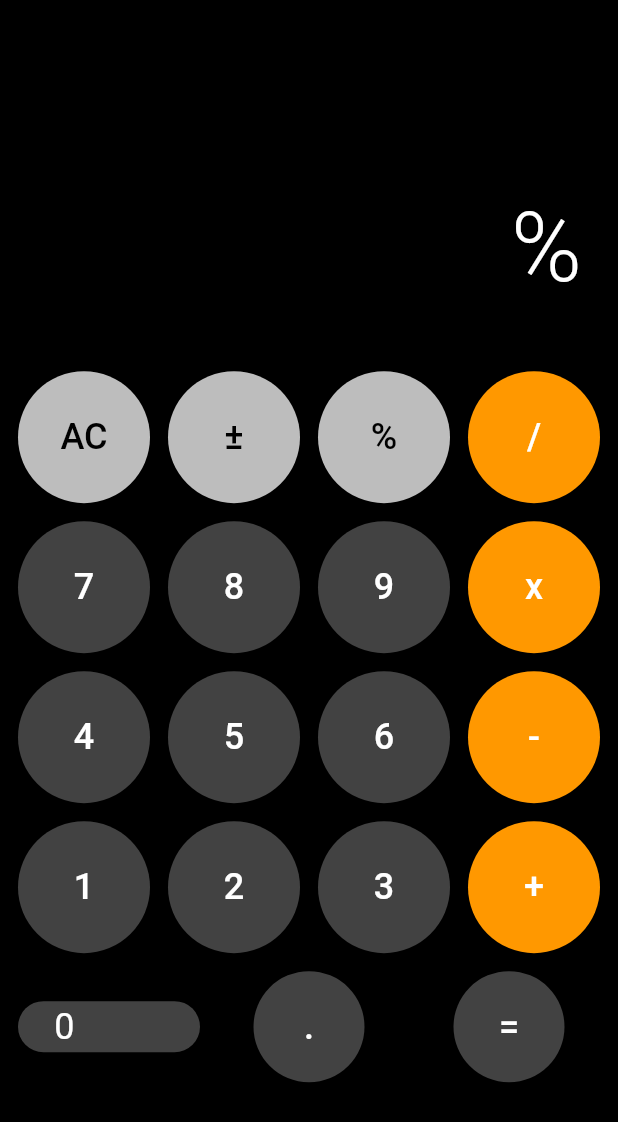
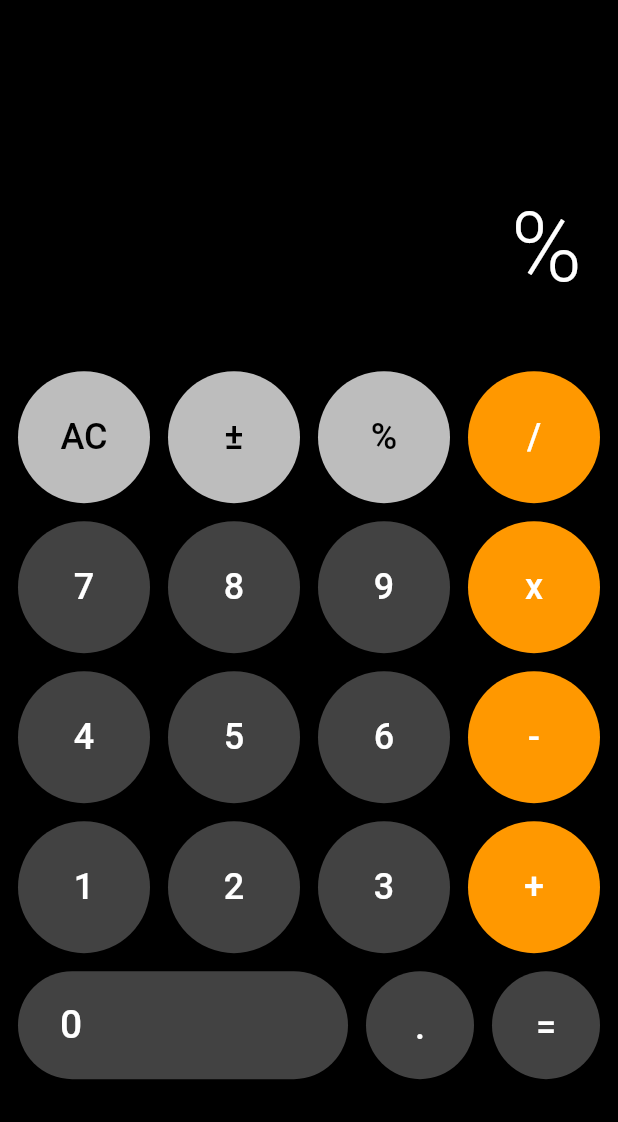
Before and after one commit to Sergentors705/CalculatorApp, a Flutter app: the screen it shows after launch, after a tap on an icon or button, on a phone screen of 412 x 824 dp. Shown: the top 1122 px of the screen. Run offline on Flutter 3.47's test engine with Material 3 defaults, Android fonts, the phone set to English and light mode, and no system bars.

Commit message:
added other button logic

```diff
--- a/lib/main.dart
+++ b/lib/main.dart
@@ -25,7 +25,7 @@ class CalculatorPage extends StatefulWidget {
 
 class _CalculatorPageState extends State<CalculatorPage> {
   String display = '0';
-
+  static const double buttonSize = 72;
   double? firstNumber;
   String? operation;
 
@@ -80,9 +80,9 @@ class _CalculatorPageState extends State<CalculatorPage> {
               children: [
                 Expanded(child: buildWideButton('0')),
                 const SizedBox(width: 12),
-                Expanded(child: buildButton('.')),
+                buildButton('.'),
                 const SizedBox(width: 12),
-                Expanded(child: buildButton('=')),
+                buildButton('='),
               ],
             ),
           ),
@@ -101,7 +101,10 @@ class _CalculatorPageState extends State<CalculatorPage> {
       fg = Colors.black;
     }
 
-    return ElevatedButton(
+    return SizedBox(
+      width: buttonSize,
+      height: buttonSize,
+      child: ElevatedButton(
         style: ElevatedButton.styleFrom(
           backgroundColor: bg,
           shape: const CircleBorder(),
@@ -109,23 +112,29 @@ class _CalculatorPageState extends State<CalculatorPage> {
         ),
         onPressed: () => onButtonPressed(text),
         child: Text(text, style: TextStyle(fontSize: 24, color: fg)),
+      ),
     );
   }
 
   Widget buildWideButton(String text) {
-    return InkWell(
-      borderRadius: BorderRadius.circular(40),
-      onTap: () => onButtonPressed(text),
-      child: Container(
+    return SizedBox(
+      height: buttonSize,
+      child: ElevatedButton(
+        style: ElevatedButton.styleFrom(
+          backgroundColor: Colors.grey.shade800,
+          elevation: 0,
+          shape: RoundedRectangleBorder(
+            borderRadius: BorderRadius.circular(buttonSize / 2),
+          ),
+          padding: const EdgeInsets.only(left: 28),
+        ),
+        onPressed: () => onButtonPressed(text),
+        child: Align(
           alignment: Alignment.centerLeft,
-        padding: const EdgeInsets.symmetric(horizontal: 24),
-        decoration: BoxDecoration(
-          color: Colors.grey.shade800,
-          borderRadius: BorderRadius.circular(40),
-        ),
           child: Text(
             text,
-          style: const TextStyle(fontSize: 24, color: Colors.white),
+            style: const TextStyle(fontSize: 26, color: Colors.white),
+          ),
         ),
       ),
     );
@@ -187,6 +196,16 @@ class _CalculatorPageState extends State<CalculatorPage> {
         return;
       }
 
+      //
+      if (value == '±') {
+        if (display.startsWith('-')) {
+          display.substring(1);
+        } else if (display != '0') {
+          display = '-$display';
+        }
+        return;
+      }
+
       // digits and dot
       if (shouldClearDisplay) {
         display = value;
```
Lines whose indentation alone changed are shown as unchanged.
